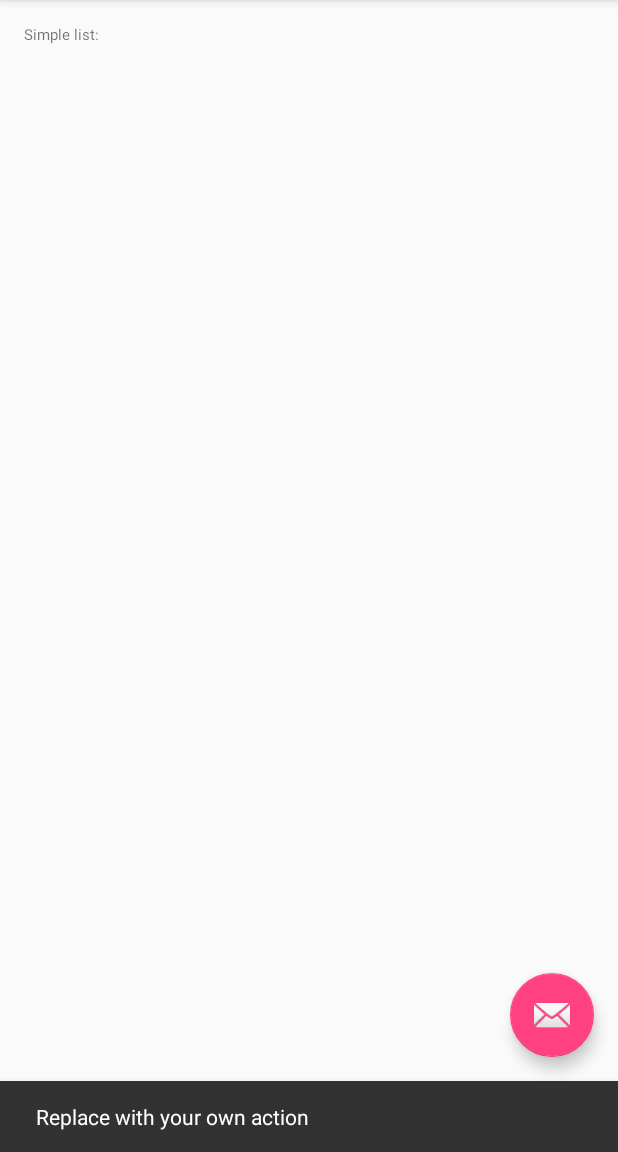
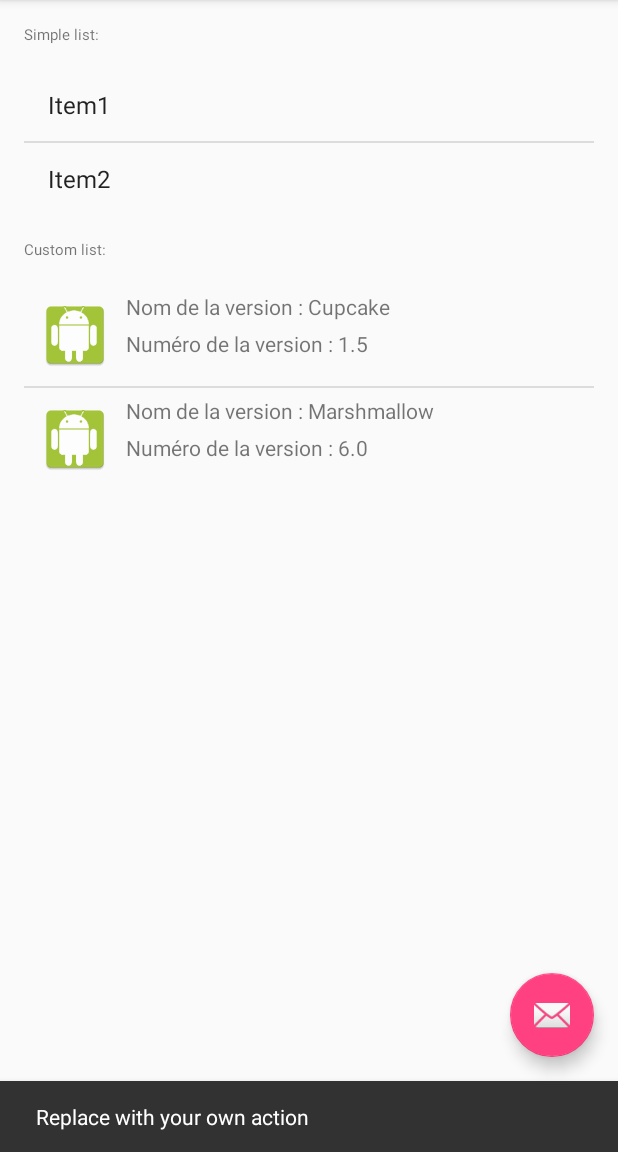
Before and after one commit to meyerf93/app_mob, an Android app: the screen it shows after launch (MainActivity), after a tap on an icon or button, on a phone screen of 412 x 824 dp, the part 84-1236 px from its top. Run offline under Robolectric (Android 15) with nearby library versions, the phone set to English and light mode, and no system bars.

Commit message:
push first part of tp application list (Simple list and Custom list)

```diff
--- a/Exemple/Treasurehunt/build.gradle
+++ b/Exemple/Treasurehunt/build.gradle
@@ -7,7 +7,7 @@ buildscript {
         jcenter()
     }
     dependencies {
-        classpath 'com.android.tools.build:gradle:2.1.0'
+        classpath 'com.android.tools.build:gradle:2.2.0'
         classpath 'com.google.gms:google-services:1.5.0-beta2'
 
         // NOTE: Do not place your application dependencies here; they belong
--- /dev/null
+++ b/ListApplication2/app/src/main/java/hes_so/listapplication/AndroidAdapter.java
@@ -0,0 +1,68 @@
+package hes_so.listapplication;
+
+import android.content.Context;
+import android.content.res.Resources;
+import android.util.Log;
+import android.view.LayoutInflater;
+import android.view.View;
+import android.view.ViewGroup;
+import android.widget.ArrayAdapter;
+import android.widget.TextView;
+
+import java.util.ArrayList;
+
+/**
+ * Created by Florian.Meyer on 02.10.2016.
+ */
+
+public class AndroidAdapter extends ArrayAdapter<AndroidVersion> {
+
+    private ArrayList<AndroidVersion> androidVersionList;
+    private Context context;
+    private int viewRes;
+    private Resources res;
+
+    public AndroidAdapter(Context context, int textViewRessourcedId,
+                          ArrayList<AndroidVersion> versions) {
+        super(context, textViewRessourcedId,versions);
+        this.androidVersionList = versions;
+        this.context = context;
+        this.viewRes = textViewRessourcedId;
+        this.res = context.getResources();
+    }
+
+    @Override
+    public View getView(int position, View convertView, ViewGroup parent) {
+        View view = convertView;
+        if (view==null){
+            LayoutInflater layoutInflater = (LayoutInflater)
+                    context.getSystemService(Context.LAYOUT_INFLATER_SERVICE);
+            view = layoutInflater.inflate(viewRes,parent,false);
+        }
+
+        final AndroidVersion androidVersion = androidVersionList.get(position);
+
+        if (androidVersion !=null){
+
+            //Search the textview with title of the item
+            final TextView text = (TextView) view.findViewById(R.id.textVersion);
+
+            //Searche the textview with number of the item
+            final TextView number = (TextView) view.findViewById(R.id.numberVersion);
+
+            //combine standard text and dynanmic one
+            final String versionName = String.format("%s %s",res.getString(R.string.list_text),androidVersion.getVersionName());
+
+            //set the string to the textview of tittle
+            text.setText(versionName);
+
+            //combine standard text and dynanmic one
+            final String versionNumber = String.format("%s %s",res.getString(R.string.list_number),androidVersion.getVersionNumber());
+
+            //set the string to the textvire of number
+            number.setText(versionNumber);
+        }
+
+        return view;
+    }
+}
--- /dev/null
+++ b/ListApplication2/app/src/main/java/hes_so/listapplication/AndroidVersion.java
@@ -0,0 +1,28 @@
+package hes_so.listapplication;
+
+/**
+ * Created by Florian.Meyer on 02.10.2016.
+ * class who contain only 2 string for field of item
+ */
+
+public class AndroidVersion {
+
+    private String versionName;
+    private String versionNumber;
+
+    public void setVersioName (String versioName){
+        this.versionName = versioName;
+    }
+
+    public void setVersionNumber(String versionNumber){
+        this.versionNumber = versionNumber;
+    }
+
+    public String getVersionName () {
+        return versionName;
+    }
+
+    public  String getVersionNumber() {
+        return versionNumber;
+    }
+}
--- a/ListApplication2/app/src/main/java/hes_so/listapplication/MainActivity.java
+++ b/ListApplication2/app/src/main/java/hes_so/listapplication/MainActivity.java
@@ -4,7 +4,9 @@ import android.os.Bundle;
 import android.support.design.widget.FloatingActionButton;
 import android.support.design.widget.Snackbar;
 import android.support.v7.app.AppCompatActivity;
+import android.support.v7.widget.RecyclerView;
 import android.support.v7.widget.Toolbar;
+import android.util.Log;
 import android.view.View;
 import android.view.Menu;
 import android.view.MenuItem;
@@ -18,6 +20,8 @@ public class MainActivity extends AppCompatActivity {
 
     private ArrayList<String> itemlistArray = new ArrayList<String>();
     private ArrayAdapter simpleAdapter;
+    private ArrayList<AndroidVersion> androidList = new ArrayList<AndroidVersion>();
+    private AndroidAdapter adapter;
 
     @Override
     protected void onCreate(Bundle savedInstanceState) {
@@ -35,10 +39,20 @@ public class MainActivity extends AppCompatActivity {
             }
         });
 
+        //Init the simple list
         itemlistArray.add("Item1");
         for(int i=2;i<3;i++){
             itemlistArray.add("Item"+i);
         }
+
+        //Init the custom list
+        initList(androidList);
+
+        adapter = new AndroidAdapter(this, R.layout.layout_android_version, androidList);
+
+        final ListView list = (ListView) findViewById(R.id.customListView);
+
+        list.setAdapter(adapter);
 
         simpleAdapter = new ArrayAdapter(this, android.R.layout.simple_list_item_1, itemlistArray);
 
@@ -49,9 +63,31 @@ public class MainActivity extends AppCompatActivity {
         /*simpleListeView.setOnClickListener(new AdapterView.OnItemClickListener(){
             @Override
             public void onItemClick(AdapterView<?> parent, View view, int position, long id) {
-                manageItem((String) parent.getItemAtPosition())
+                Log.v("simpleadapter","Element selectionne : "+ adapter.getItem))
+                manageItem((String) parent.getItemAtPosition());
             }
         });*/
+
+        list.setOnItemClickListener(new AdapterView.OnItemClickListener(){
+            @Override
+            public void onItemClick(AdapterView<?> adapter, View v, int position, long id){
+                AndroidVersion selectedItem = (AndroidVersion) adapter.getItemAtPosition(position);
+                Log.v("CustomAdapterExemple", "Element selectionne : " + selectedItem.getVersionName());
+            }
+        });
+
+
+    }
+
+    private void initList(ArrayList<AndroidVersion> androidList){
+        AndroidVersion version = new AndroidVersion();
+        version.setVersioName("Cupcake");
+        version.setVersionNumber("1.5");
+        androidList.add(version);
+        AndroidVersion version_2 = new AndroidVersion();
+        version_2.setVersioName("Marshmallow");
+        version_2.setVersionNumber("6.0");
+        androidList.add(version_2);
     }
 
     @Override
--- /dev/null
+++ b/ListApplication2/app/src/main/res/drawable/dessins.xml
@@ -0,0 +1,4 @@
+<?xml version="1.0" encoding="utf-8"?>
+<selector xmlns:android="http://schemas.android.com/apk/res/android">
+
+</selector>
--- a/ListApplication2/app/src/main/res/layout/content_main.xml
+++ b/ListApplication2/app/src/main/res/layout/content_main.xml
@@ -5,7 +5,7 @@
     android:id="@+id/content_main"
     android:layout_width="match_parent"
     android:layout_height="match_parent"
-    android:orientation="horizontal"
+    android:orientation="vertical"
     android:paddingBottom="@dimen/activity_vertical_margin"
     android:paddingLeft="@dimen/activity_horizontal_margin"
     android:paddingRight="@dimen/activity_horizontal_margin"
--- /dev/null
+++ b/ListApplication2/app/src/main/res/layout/layout_android_version.xml
@@ -0,0 +1,39 @@
+<?xml version="1.0" encoding="utf-8"?>
+<RelativeLayout xmlns:android="http://schemas.android.com/apk/res/android"
+    xmlns:app="http://schemas.android.com/apk/res-auto"
+    android:orientation="vertical"
+    android:layout_width="match_parent"
+    android:layout_height="wrap_content">
+
+    <ImageView
+        android:id="@+id/imageVersion"
+        android:layout_width="wrap_content"
+        android:layout_height="wrap_content"
+        android:padding="10dp"
+        android:adjustViewBounds="false"
+        app:srcCompat="@mipmap/icone"
+        android:layout_alignParentTop="true"
+        android:layout_alignParentStart="true" />
+
+    <TextView
+        android:id="@+id/textVersion"
+        android:layout_width="match_parent"
+        android:layout_height="wrap_content"
+        android:paddingTop="5dp"
+        android:text="exemple 1"
+        android:layout_alignParentTop="true"
+        android:layout_alignParentEnd="true"
+        android:layout_toEndOf="@+id/imageVersion" />
+
+    <TextView
+        android:id="@+id/numberVersion"
+        android:layout_width="wrap_content"
+        android:layout_height="wrap_content"
+        android:paddingTop="5dp"
+        android:text="exemple 2"
+        android:layout_below="@+id/textVersion"
+        android:layout_alignParentEnd="true"
+        android:layout_toEndOf="@+id/imageVersion" />
+
+
+</RelativeLayout>
--- a/ListApplication2/app/src/main/res/values/strings.xml
+++ b/ListApplication2/app/src/main/res/values/strings.xml
@@ -1,4 +1,6 @@
 <resources>
     <string name="app_name">ListApplication</string>
     <string name="action_settings">Settings</string>
+    <string name="list_text">Nom de la version : </string>
+    <string name="list_number">Numéro de la version : </string>
 </resources>
```
Also changed, not shown: Exemple/Treasurehunt/gradle/wrapper/gradle-wrapper.properties, ListApplication2/app/src/main/icone-web.png (added), ListApplication2/app/src/main/res/mipmap-hdpi/icone.png (added), ListApplication2/app/src/main/res/mipmap-mdpi/icone.png (added), ListApplication2/app/src/main/res/mipmap-xhdpi/icone.png (added), ListApplication2/app/src/main/res/mipmap-xxhdpi/icone.png (added), ListApplication2/app/src/main/res/mipmap-xxxhdpi/icone.png (added).
